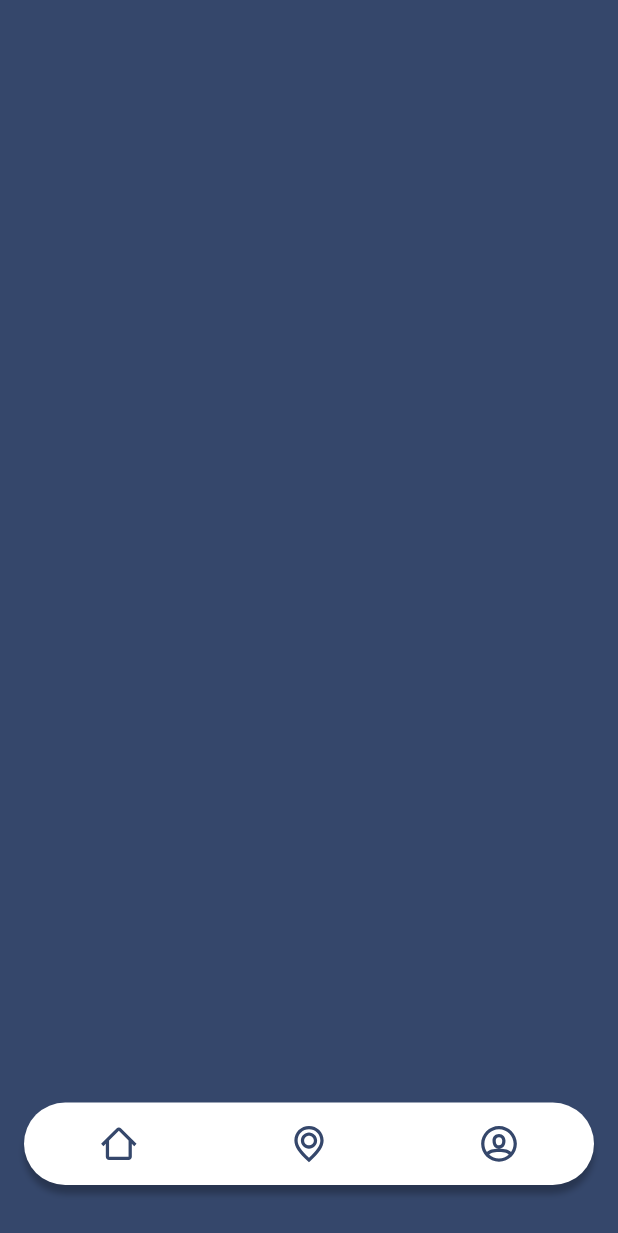
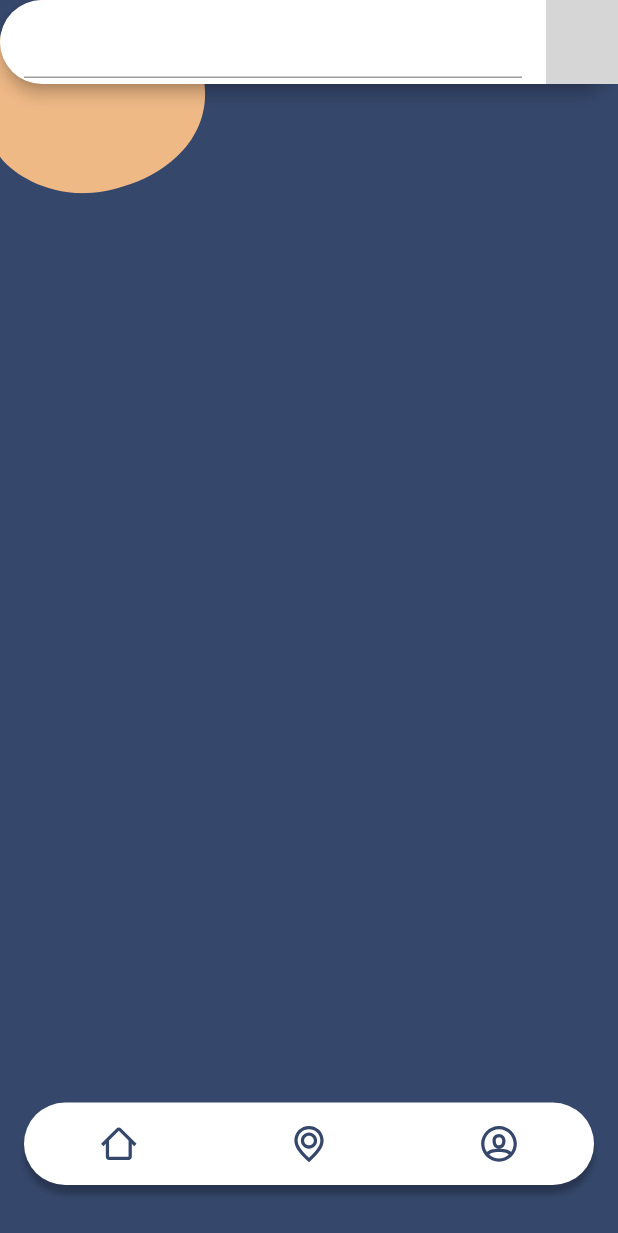
Before and after one commit to swarupsrini/mapfo, a Flutter app: the screen it shows after launch, on a phone screen of 412 x 824 dp. Shown: the top 1233 px of the screen. Run offline on Flutter 3.47's test engine with Material 2 defaults, Android fonts, the phone set to English and light mode, and no system bars; our stand-ins replace flutter_svg; grey boxes are pictures that could not be loaded.

```diff
--- a/mapfo/lib/HomePage.dart
+++ b/mapfo/lib/HomePage.dart
@@ -4,8 +4,27 @@ import 'package:flutter_svg/flutter_svg.dart';
 class HomePage extends StatelessWidget {
   @override
   Widget build(BuildContext context) {
-    return Container(
-      color: Color.fromRGBO(53, 71, 107, 1.0),
+    return Stack(
+      children: <Widget>[
+        SvgPicture.asset('assets/home_design1.svg', color: Color.fromRGBO(239, 185, 134, 1.0)),
+        Column(
+          children: <Widget>[
+            // SvgPicture.asset('assets/mapfo.svg'),
+            Container(
+              child: AppBar(
+                shape: RoundedRectangleBorder(
+                  borderRadius: BorderRadius.all(Radius.circular(50.0)),
+                ),
+                backgroundColor: Colors.white,
+                title: TextField(),
+                actions: <Widget>[
+                  SvgPicture.asset('asserts/search.svg')
+                ],
+              ),
+            ),
+          ],
+        ),
+      ],
     );
   }
 }
--- a/mapfo/lib/MapPage.dart
+++ b/mapfo/lib/MapPage.dart
@@ -4,7 +4,7 @@ class MapPage extends StatelessWidget {
   @override
   Widget build(BuildContext context) {
     return Container(
-      color: Colors.lightBlue,
+      color: Color.fromRGBO(239, 185, 134, 1.0),
     );
   }
 }
--- a/mapfo/lib/UserPage.dart
+++ b/mapfo/lib/UserPage.dart
@@ -4,7 +4,7 @@ class UserPage extends StatelessWidget {
   @override
   Widget build(BuildContext context) {
     return Container(
-      color: Colors.blue,
+      color: Color.fromRGBO(53, 71, 107, 1.0),
     );
   }
 }
--- a/mapfo/lib/main.dart
+++ b/mapfo/lib/main.dart
@@ -14,7 +14,7 @@ class MyApp extends StatefulWidget {
 }
 
 class _MyAppState extends State<MyApp> {
-  Widget currentPage = Container();
+  Widget currentPage = HomePage();
   @override
   Widget build(BuildContext context) {
     return MaterialApp(
```
Also changed, not shown: mapfo/assets/mapfo.png (added), mapfo/assets/mapfo.svg (added), mapfo/assets/search.svg (added).
